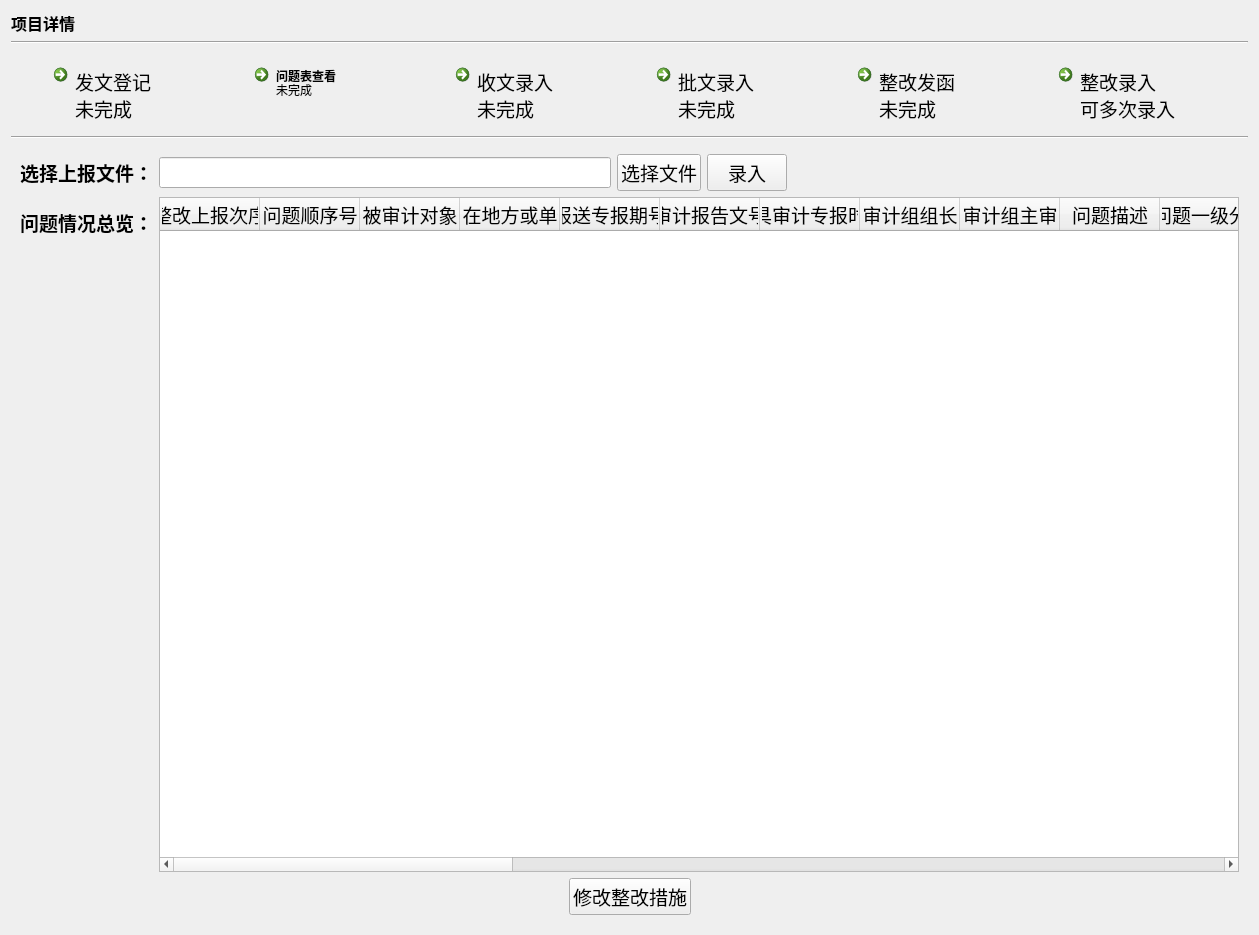
Above: ui_dir/zgdetail.ui from wind-sword/Audit before the change. Below: the same form after it.
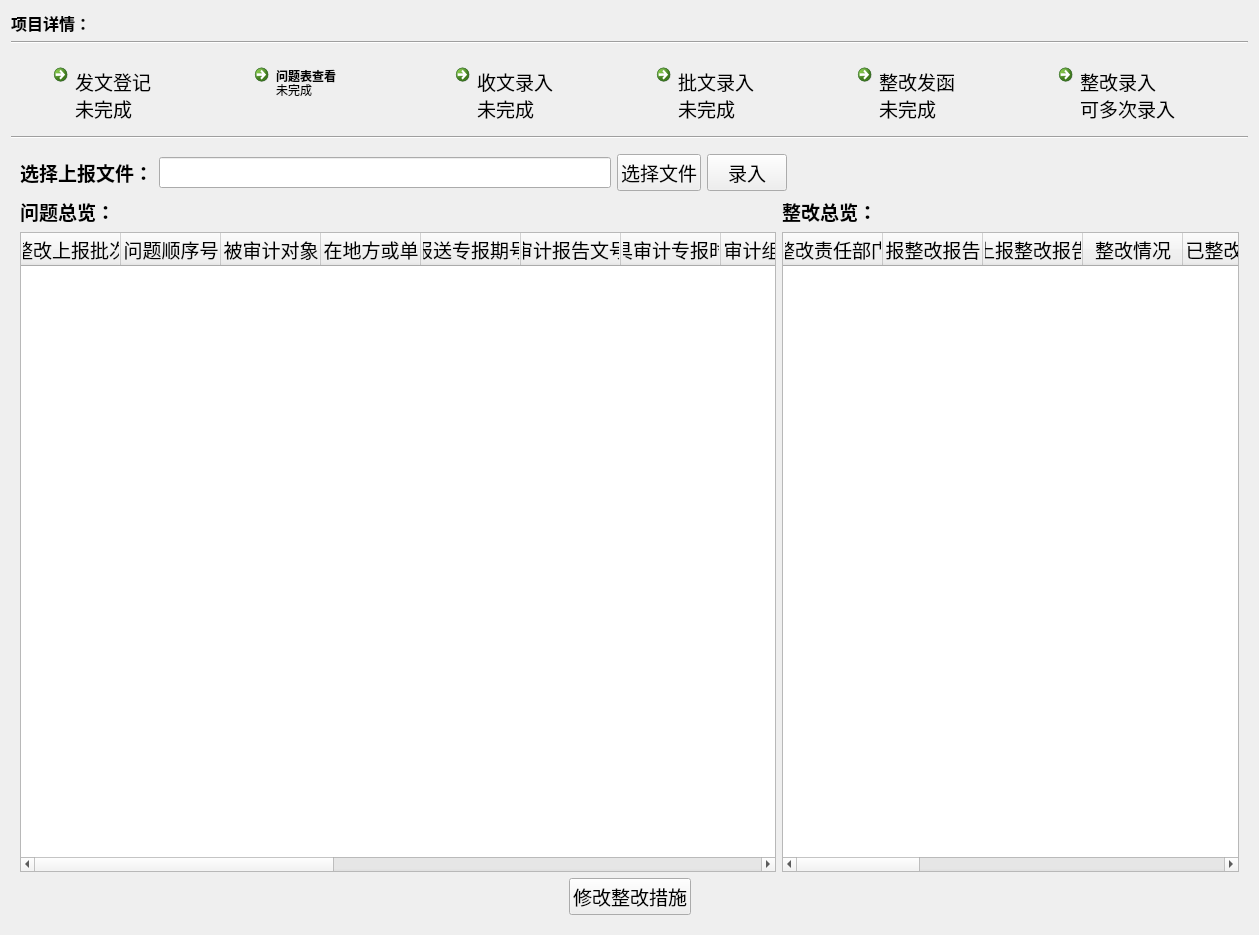
That is the form after the change. Icons and pictures are not drawn.

What changed in the file:
```diff
--- a/ui_dir/zgdetail.ui
+++ b/ui_dir/zgdetail.ui
@@ -14,6 +14,46 @@
    <string>Form</string>
   </property>
   <layout class="QGridLayout" name="gridLayout_5">
+   <item row="0" column="0">
+    <layout class="QHBoxLayout" name="horizontalLayout_10" stretch="1,10">
+     <item>
+      <widget class="QLabel" name="label_head">
+       <property name="font">
+        <font>
+         <pointsize>12</pointsize>
+         <weight>75</weight>
+         <bold>true</bold>
+        </font>
+       </property>
+       <property name="text">
+        <string>项目详情：</string>
+       </property>
+      </widget>
+     </item>
+     <item>
+      <widget class="QLabel" name="label_title">
+       <property name="font">
+        <font>
+         <pointsize>12</pointsize>
+         <weight>75</weight>
+         <bold>true</bold>
+         <underline>true</underline>
+        </font>
+       </property>
+       <property name="text">
+        <string/>
+       </property>
+      </widget>
+     </item>
+    </layout>
+   </item>
+   <item row="1" column="0">
+    <widget class="Line" name="line">
+     <property name="orientation">
+      <enum>Qt::Horizontal</enum>
+     </property>
+    </widget>
+   </item>
    <item row="2" column="0">
     <layout class="QHBoxLayout" name="horizontalLayout">
      <item>
@@ -273,27 +313,6 @@
      </item>
     </layout>
    </item>
-   <item row="0" column="0">
-    <widget class="QLabel" name="label_head">
-     <property name="font">
-      <font>
-       <pointsize>12</pointsize>
-       <weight>75</weight>
-       <bold>true</bold>
-      </font>
-     </property>
-     <property name="text">
-      <string>项目详情</string>
-     </property>
-    </widget>
-   </item>
-   <item row="1" column="0">
-    <widget class="Line" name="line">
-     <property name="orientation">
-      <enum>Qt::Horizontal</enum>
-     </property>
-    </widget>
-   </item>
    <item row="3" column="0">
     <widget class="Line" name="line_2">
      <property name="orientation">
@@ -1937,7 +1956,7 @@
      </widget>
      <widget class="QWidget" name="page_zhenggai">
       <layout class="QGridLayout" name="gridLayout_12">
-       <item row="0" column="0">
+       <item row="0" column="0" colspan="2">
         <layout class="QHBoxLayout" name="horizontalLayout_6">
          <item>
           <widget class="QLabel" name="label_6">
@@ -2014,8 +2033,6 @@
         </layout>
        </item>
        <item row="1" column="0">
-        <layout class="QFormLayout" name="formLayout_46">
-         <item row="0" column="0">
           <widget class="QLabel" name="label_5">
            <property name="font">
             <font>
@@ -2025,21 +2042,35 @@
             </font>
            </property>
            <property name="text">
-            <string>问题情况总览：</string>
+          <string>问题总览：</string>
            </property>
           </widget>
          </item>
-         <item row="0" column="1">
+       <item row="1" column="1">
+        <widget class="QLabel" name="label_65">
+         <property name="font">
+          <font>
+           <pointsize>14</pointsize>
+           <weight>75</weight>
+           <bold>true</bold>
+          </font>
+         </property>
+         <property name="text">
+          <string>整改总览：</string>
+         </property>
+        </widget>
+       </item>
+       <item row="2" column="0">
           <widget class="QTableWidget" name="tableWidget_2">
            <property name="sizeAdjustPolicy">
             <enum>QAbstractScrollArea::AdjustToContents</enum>
            </property>
            <property name="columnCount">
-            <number>31</number>
+          <number>17</number>
            </property>
            <column>
             <property name="text">
-             <string>整改上报次序</string>
+           <string>整改上报批次</string>
             </property>
             <property name="font">
              <font>
@@ -2209,6 +2240,16 @@
              </font>
             </property>
            </column>
+        </widget>
+       </item>
+       <item row="2" column="1">
+        <widget class="QTableWidget" name="tableWidget_4">
+         <property name="sizeAdjustPolicy">
+          <enum>QAbstractScrollArea::AdjustToContents</enum>
+         </property>
+         <property name="columnCount">
+          <number>14</number>
+         </property>
            <column>
             <property name="text">
              <string>整改责任部门</string>
@@ -2351,9 +2392,7 @@
            </column>
           </widget>
          </item>
-        </layout>
-       </item>
-       <item row="2" column="0">
+       <item row="3" column="0" colspan="2">
         <layout class="QHBoxLayout" name="horizontalLayout_9">
          <item>
           <spacer name="horizontalSpacer_5">
```
Lines whose indentation alone changed are shown as unchanged.
